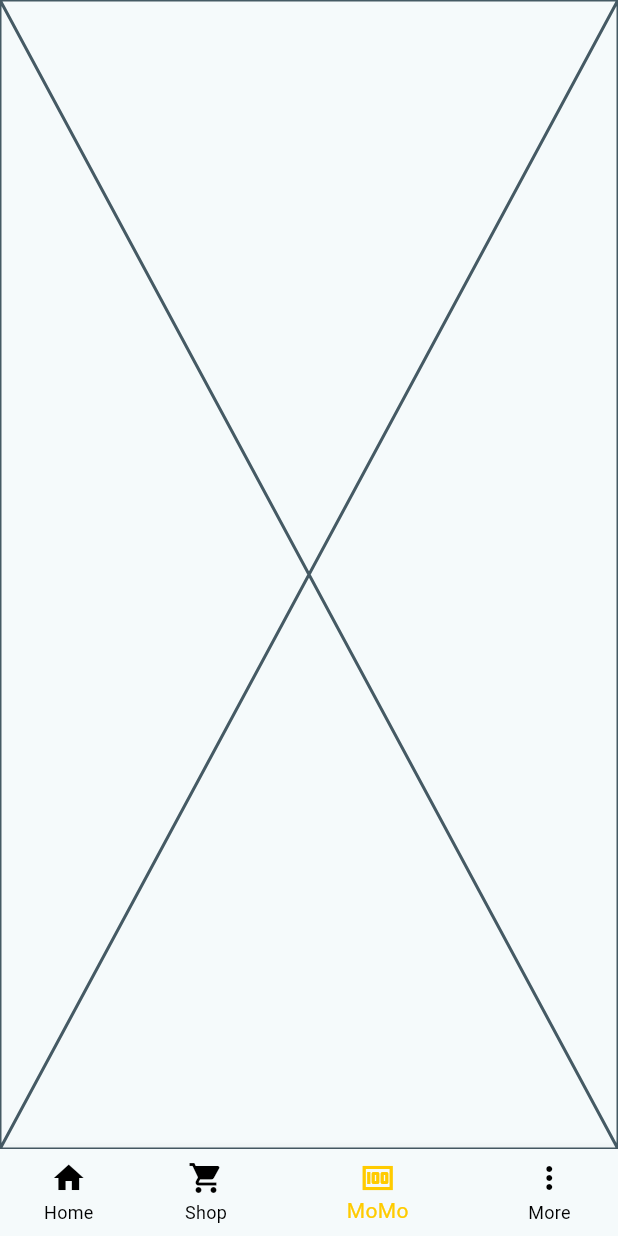
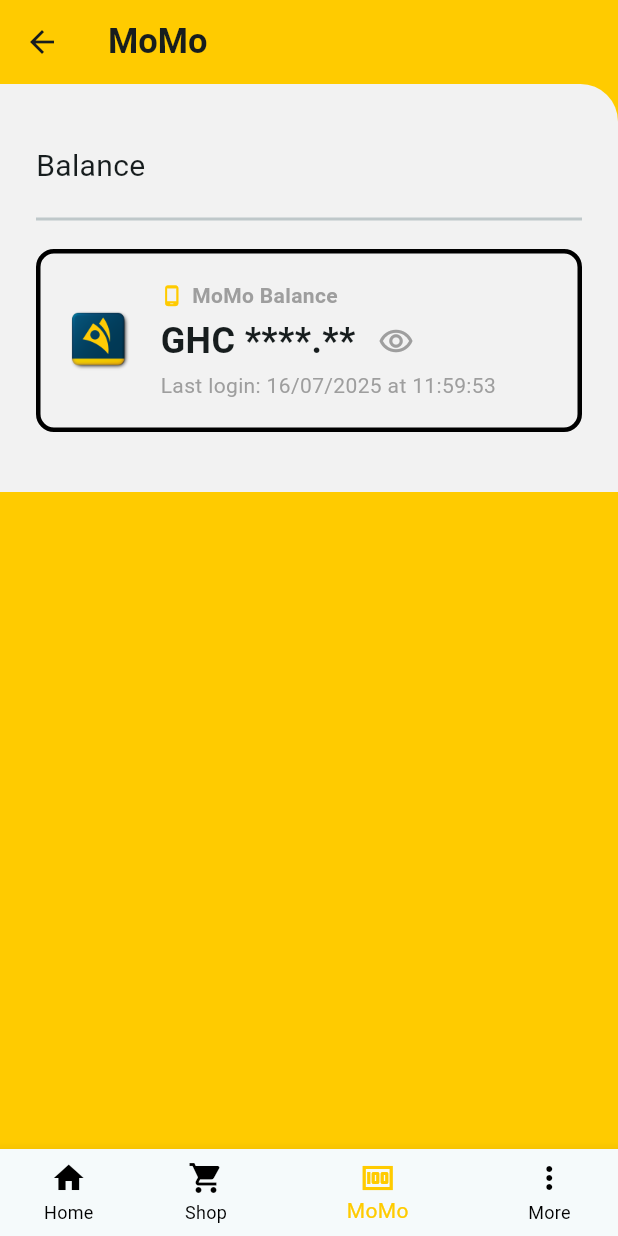
Before and after one commit to abdulwahabfuseini/flutter_app_demo, a Flutter app: the screen it shows after launch, item 3 of the bottom bar chosen, on a phone screen of 412 x 824 dp. Run offline on Flutter 3.47's test engine with Material 3 defaults, Android fonts, the phone set to English and light mode, and no system bars.

Commit message:
Add Momo Content

```diff
--- a/lib/view/screens/home/home_screen.dart
+++ b/lib/view/screens/home/home_screen.dart
@@ -41,8 +41,6 @@
       body: LayoutBuilder(
         builder: (context, constraints) {
           return SingleChildScrollView(
-            child: ConstrainedBox(
-              constraints: BoxConstraints(maxHeight: constraints.maxHeight),
             child: Container(
               width: double.infinity,
               decoration: BoxDecoration(
@@ -162,7 +160,6 @@
                 ),
               ),
             ),
-            ),
           );
         },
       ),
--- a/lib/view/screens/momo/momo_screen.dart
+++ b/lib/view/screens/momo/momo_screen.dart
@@ -1,10 +1,82 @@
 import 'package:flutter/material.dart';
+import '../../../utils/constants.dart';
 
 class MomoScreen extends StatelessWidget {
   const MomoScreen({super.key});
 
   @override
   Widget build(BuildContext context) {
-    return const Placeholder();
+    return Scaffold(
+      backgroundColor: kMtnYellow,
+      appBar: AppBar(
+        backgroundColor: kMtnYellow,
+        leading: IconButton(onPressed: () {}, icon: Icon(Icons.arrow_back)),
+        title: Text(
+          "MoMo",
+          style: TextStyle(fontSize: 23, fontWeight: FontWeight.bold),
+        ),
+      ),
+      body: LayoutBuilder(
+        builder: (context, constraints) {
+          return SingleChildScrollView(
+            child: Container(
+              width: double.infinity,
+              decoration: BoxDecoration(
+                color: kLightGrey,
+                borderRadius: BorderRadius.only(
+                  topRight: Radius.circular(25),
+                ),
+              ),
+              child: Padding(
+                padding: const EdgeInsets.symmetric(vertical: 40, horizontal: 24),
+                child: Column(
+                  crossAxisAlignment: CrossAxisAlignment.start,
+                  children: [
+                    Text("Balance", style: TextStyle(fontSize: 20),),
+                    const SizedBox(height: 13,),
+                    Divider(thickness: 2,),
+                    const SizedBox(height: 12,),
+                    Container(
+                      padding: EdgeInsets.symmetric(horizontal: 20, vertical: 18),
+                      decoration: BoxDecoration(
+                          border: Border.all(width: 3),
+                        borderRadius: BorderRadius.circular(12)
+                      ),
+                      child: Row(
+                        spacing: 20,
+                        children: [
+                          Image.asset("assets/images/momo.webp", width: 40, height: 40,),
+                          Column(
+                            crossAxisAlignment: CrossAxisAlignment.start,
+                            spacing: 3,
+                            children: [
+                              Row(
+                                spacing: 6,
+                                children: [
+                                  Icon(Icons.phone_android_rounded, size: 15, color: kMtnYellow,),
+                                  Text("MoMo Balance", style: TextStyle( fontWeight: FontWeight.w600, color: Colors.grey),)
+                                ],
+                              ),
+                              Row(
+                                spacing: 15,
+                                children: [
+                                  Text("GHC ****.**", style: TextStyle(fontSize: 24, fontWeight: FontWeight.bold),),
+                                  Icon(Icons.remove_red_eye_outlined, color: Colors.grey,)
+                                ],
+                              ),
+                              Text("Last login: 16/07/2025 at 11:59:53", style: TextStyle(color: Colors.grey),)
+                            ],
+                          )
+                        ],
+                      ),
+                    )
+                  ],
+                ),
+              ),
+            ),
+          );
+        },
+      ),
+    );
   }
 }
--- a/lib/view/screens/shop/shop_screen.dart
+++ b/lib/view/screens/shop/shop_screen.dart
@@ -10,73 +10,95 @@
     return Scaffold(
       appBar: AppBar(
         backgroundColor: kMtnYellow,
-        title: Text("Shop", style: TextStyle(fontSize: 23, fontWeight: FontWeight.bold),),
+        title: Text(
+          "Shop",
+          style: TextStyle(fontSize: 23, fontWeight: FontWeight.bold),
+        ),
       ),
-      body: LayoutBuilder(builder: (context, constraints) {
-        return SingleChildScrollView(
-          child: ConstrainedBox(
-            constraints: BoxConstraints(maxHeight: constraints.maxHeight),
+      body: LayoutBuilder(
+        builder: (context, constraints) {
+          return SingleChildScrollView(
             child: Container(
-              decoration: BoxDecoration(
-                color: Colors.white,
-              ),
+              decoration: BoxDecoration(color: Colors.white),
               child: Column(
                 children: [
                   Image.asset("assets/images/mtnBanner.jpg"),
                   Container(
                     padding: EdgeInsets.symmetric(vertical: 18, horizontal: 15),
-                    decoration: BoxDecoration(
-                      color: Colors.white
-                    ),
+                    decoration: BoxDecoration(color: Colors.white),
                     child: Column(
                       crossAxisAlignment: CrossAxisAlignment.start,
                       spacing: 10,
                       children: [
-                        Text("What do you need?", style: TextStyle(fontSize: 23),),
-                        GridView.count(crossAxisCount: 3,
+                        Text(
+                          "What do you need?",
+                          style: TextStyle(fontSize: 23),
+                        ),
+                        GridView.count(
+                          crossAxisCount: 3,
                           mainAxisSpacing: 1,
                           crossAxisSpacing: 1,
                           childAspectRatio: 1.6,
                           shrinkWrap: true,
                           physics: const NeverScrollableScrollPhysics(),
                           children: [
-                            shopNeedContent(Icons.sd_storage_rounded, "Airtime"),
+                            shopNeedContent(
+                              Icons.sd_storage_rounded,
+                              "Airtime",
+                            ),
                             shopNeedContent(Icons.mobiledata_off, "Data"),
                             shopNeedContent(Icons.storage, "Mashup"),
-                            shopNeedContent(Icons.wifi_tethering_rounded, "Broadband"),
+                            shopNeedContent(
+                              Icons.wifi_tethering_rounded,
+                              "Broadband",
+                            ),
                             shopNeedContent(Icons.shopping_bag, "Just4U"),
-                            shopNeedContent(Icons.perm_phone_msg_sharp, "Call Abroad"),
-                            shopNeedContent(Icons.my_library_music, "Caller Tunez"),
+                            shopNeedContent(
+                              Icons.perm_phone_msg_sharp,
+                              "Call Abroad",
+                            ),
+                            shopNeedContent(
+                              Icons.my_library_music,
+                              "Caller Tunez",
+                            ),
                             shopNeedContent(Icons.leaderboard, "Rewards"),
-                            shopNeedContent(Icons.table_restaurant_sharp, "SME Plus"),
-                            shopNeedContent(Icons.business_center_sharp, "Business Hub"),
+                            shopNeedContent(
+                              Icons.table_restaurant_sharp,
+                              "SME Plus",
+                            ),
+                            shopNeedContent(
+                              Icons.business_center_sharp,
+                              "Business Hub",
+                            ),
                           ],
                         ),
                       ],
-                    )
+                    ),
                   ),
                   Container(
-                    padding: EdgeInsets.symmetric(vertical: 10, horizontal: 8),
+                    padding: EdgeInsets.symmetric(vertical: 20, horizontal: 15),
                     decoration: BoxDecoration(
-                      borderRadius: BorderRadius.only(topLeft: Radius.circular(20)),
+                      borderRadius: BorderRadius.only(
+                        topLeft: Radius.circular(20),
+                      ),
                       color: kLightGrey,
                     ),
                     child: Column(
                       crossAxisAlignment: CrossAxisAlignment.start,
-                      spacing: 20,
+                      mainAxisAlignment: MainAxisAlignment.start,
+                      spacing: 10,
                       children: [
-                        Text("Get BroadBand", style: TextStyle(fontSize: 18),),
-
+                        Text("Get BroadBand", style: TextStyle(fontSize: 18)),
+                        Image.asset("assets/images/shop.jpg")
                       ],
                     ),
-                  )
+                  ),
                 ],
               ),
             ),
-          ),
-
-        );
-      },),
+          );
+        },
+      ),
     );
   }
 }
```
Also changed, not shown: assets/images/momo.webp (added), assets/images/shop.jpg (added). Lines whose indentation alone changed are shown as unchanged.
